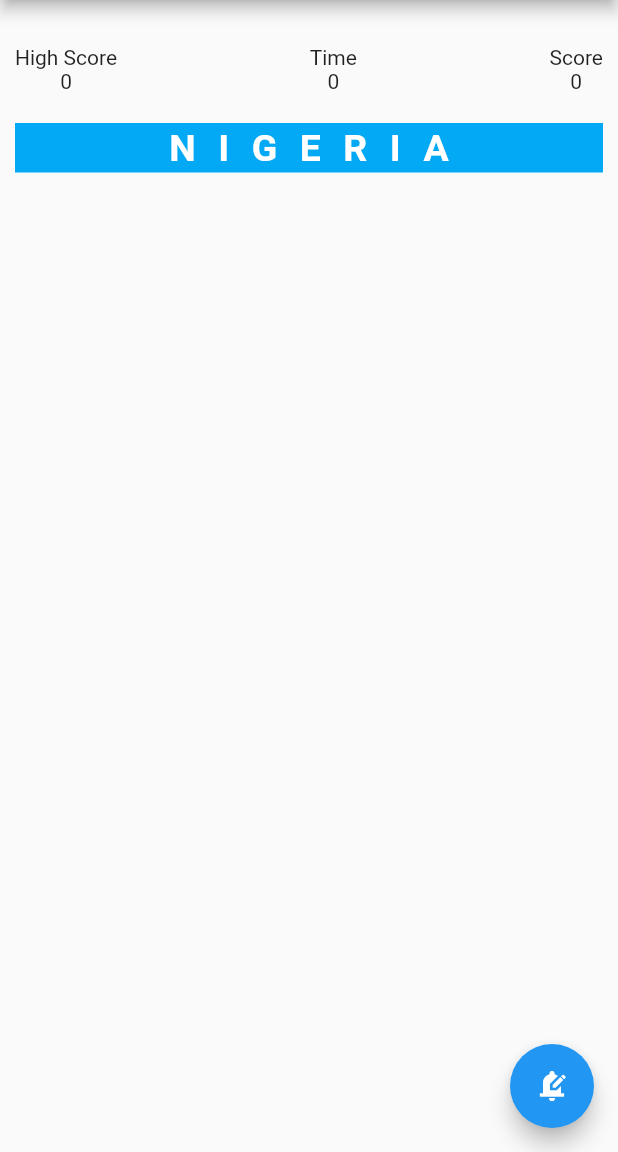
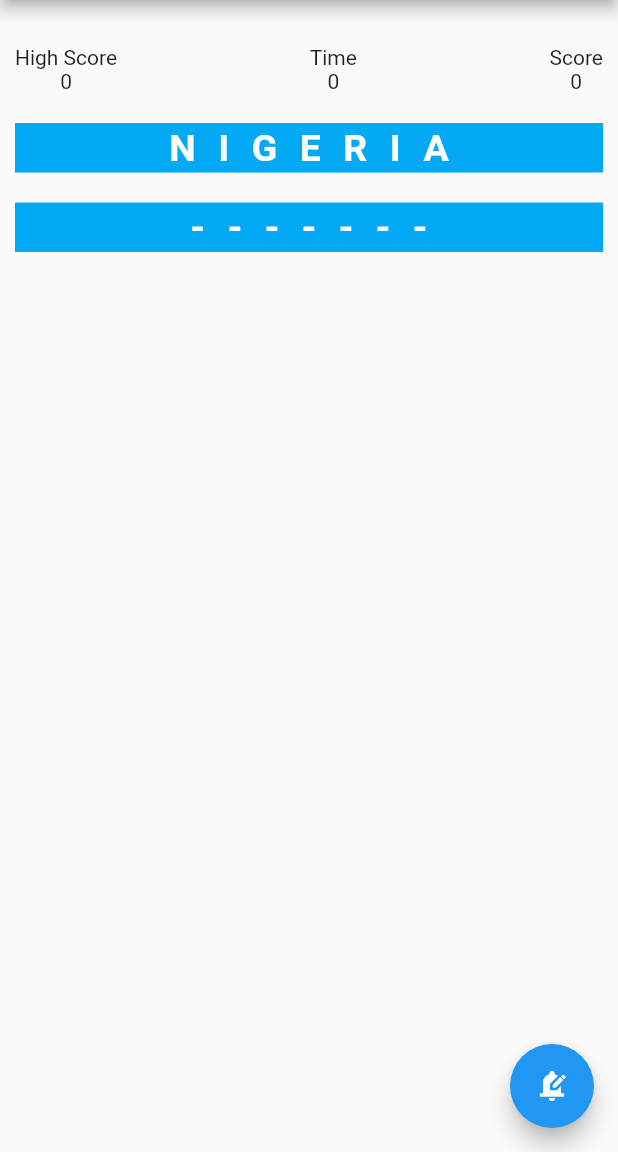
Before and after one commit to Akinyeleib/hangman-flutter, a Flutter app: the screen it shows after launch, after a tap on the "edit notifications" icon, on a phone screen of 412 x 824 dp, the part 84-1236 px from its top. Run offline on Flutter 3.47's test engine with Material 2 defaults, Android fonts, the phone set to English and light mode, and no system bars.

```diff
--- a/lib/main.dart
+++ b/lib/main.dart
@@ -24,6 +24,7 @@ class HangMan extends StatefulWidget {
 
 class _HangManState extends State<HangMan> {
   String country = countries[Random().nextInt(countries.length)].toUpperCase();
+  String dashes = "";
   @override
   Widget build(BuildContext context) {
     return MaterialApp(
@@ -56,21 +57,8 @@ class _HangManState extends State<HangMan> {
                 ],
               ),
             ),
-            Container(
-              alignment: Alignment.center,
-              margin: const EdgeInsets.all(10),
-              color: Colors.lightBlue,
-              padding: const EdgeInsets.all(2),
-              child: Text(
-                country,
-                style: const TextStyle(
-                  letterSpacing: 15,
-                  fontWeight: FontWeight.bold,
-                  fontSize: 25,
-                  color: Colors.white,
-                ),
-              ),
-            ),
+            TextContainer(country),
+            TextContainer(dashes),
           ],
         ),
         floatingActionButton: FloatingActionButton(
@@ -84,7 +72,16 @@ class _HangManState extends State<HangMan> {
   void generate() {
     setState(() {
       country = countries[Random().nextInt(countries.length)].toUpperCase();
+      dashes = generateDashes();
     });
+  }
+
+  String generateDashes() {
+    String dash = "";
+    for (int i = 0; i < country.length; i++) {
+      dash += "-";
+    }
+    return dash;
   }
 }
 
@@ -103,3 +100,27 @@ class Holder extends StatelessWidget {
     );
   }
 }
+
+class TextContainer extends StatelessWidget {
+  String text;
+  TextContainer(this.text, {super.key});
+
+  @override
+  Widget build(BuildContext context) {
+    return Container(
+      alignment: Alignment.center,
+      margin: const EdgeInsets.all(10),
+      color: Colors.lightBlue,
+      padding: const EdgeInsets.all(2),
+      child: Text(
+        text,
+        style: const TextStyle(
+          letterSpacing: 15,
+          fontWeight: FontWeight.bold,
+          fontSize: 25,
+          color: Colors.white,
+        ),
+      ),
+    );
+  }
+}
```
